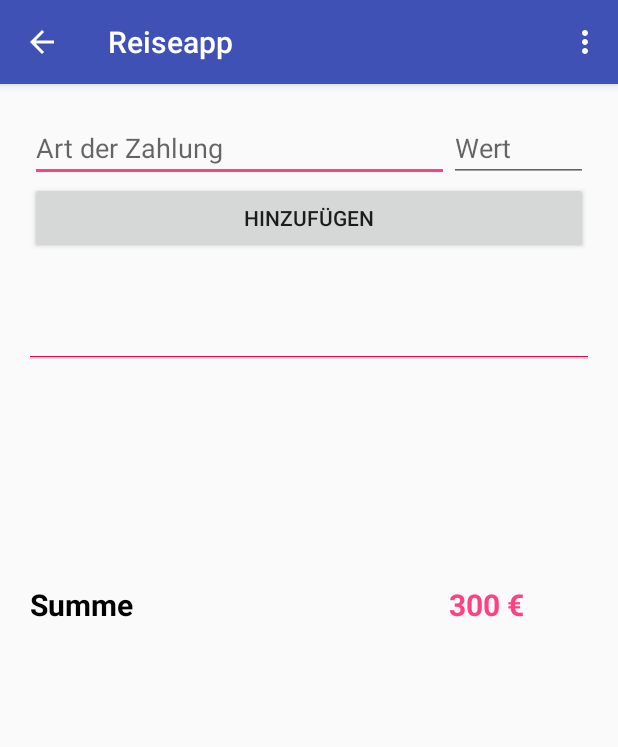
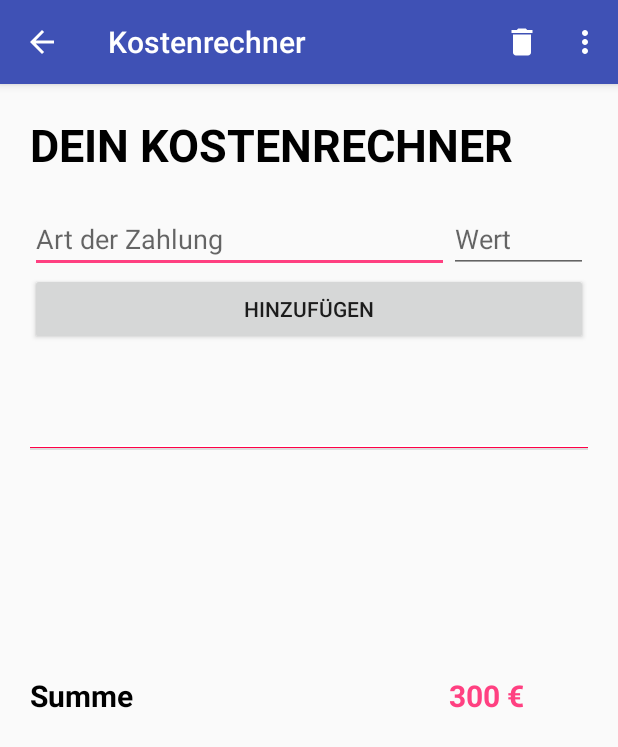
Before and after one commit to Stephfi/TravelAndroid, an Android app: the SpendingCalculator screen opened directly, with no data from a screen before it, after a tap on "HINZUFÜGEN", on a phone screen of 412 x 824 dp. Shown: the top 747 px of the screen. Run offline under Robolectric (Android 15) with nearby library versions, the phone set to English and light mode, and no system bars; our stand-ins replace Room's generated code.

Commit message:
Added functionality to Spending Calculator and database

```diff
--- a/app/src/main/java/com/example/markusbink/travelapp/Database/PackingListDao.java
+++ b/app/src/main/java/com/example/markusbink/travelapp/Database/PackingListDao.java
@@ -17,7 +17,7 @@
     void deleteItem(String item);
 
     @Query("SELECT * FROM packingItems")
-    PackingList_SingleItem[] selectAllItems();
+    PackingList_SingleItem[] selectAllPackingItems();
 
     @Query("DELETE FROM packingItems")
     void deleteAllItems();
--- a/app/src/main/java/com/example/markusbink/travelapp/Database/RoomDatabase.java
+++ b/app/src/main/java/com/example/markusbink/travelapp/Database/RoomDatabase.java
@@ -3,14 +3,16 @@
 import android.arch.persistence.room.Database;
 
 import com.example.markusbink.travelapp.PackingList.PackingList_SingleItem;
+import com.example.markusbink.travelapp.SpendingCalculator.SpendingCalculator_SingleItem;
 
 
-@Database(entities = {PackingList_SingleItem.class}, version = 1, exportSchema = false)
+@Database(entities = {PackingList_SingleItem.class, SpendingCalculator_SingleItem.class}, version = 2, exportSchema = false)
 
 public abstract class RoomDatabase extends android.arch.persistence.room.RoomDatabase {
 
 public abstract PackingListDao packingListInterface();
 
+public abstract SpendingCalculatorDao spendingCalculatorInterface();
 
 
 }
--- /dev/null
+++ b/app/src/main/java/com/example/markusbink/travelapp/Database/SpendingCalculatorDao.java
@@ -0,0 +1,27 @@
+package com.example.markusbink.travelapp.Database;
+
+
+import android.arch.persistence.room.Dao;
+import android.arch.persistence.room.Insert;
+import android.arch.persistence.room.Query;
+
+import com.example.markusbink.travelapp.SpendingCalculator.SpendingCalculator_SingleItem;
+
+@Dao
+public interface SpendingCalculatorDao {
+
+
+    @Insert
+    void insertItem(SpendingCalculator_SingleItem item);
+
+    @Query("DELETE FROM spendingCalculator WHERE itemId = :id")
+    void deleteSpendingItem(int id);
+
+    @Query("SELECT * FROM spendingCalculator")
+    SpendingCalculator_SingleItem[] selectAllSpendingItems();
+
+    @Query("DELETE FROM spendingCalculator")
+    void deleteAllSpendingItems();
+
+
+}
--- a/app/src/main/java/com/example/markusbink/travelapp/SpendingCalculator/SpendingCalculator.java
+++ b/app/src/main/java/com/example/markusbink/travelapp/SpendingCalculator/SpendingCalculator.java
@@ -1,51 +1,61 @@
 package com.example.markusbink.travelapp.SpendingCalculator;
 
+import android.arch.persistence.room.Room;
 import android.content.Context;
-import android.drm.DrmStore;
 import android.os.Bundle;
-import android.support.v7.app.AppCompatActivity;
+import android.util.Log;
+import android.view.Menu;
+import android.view.MenuItem;
 import android.view.View;
 import android.widget.AdapterView;
 import android.widget.Button;
 import android.widget.EditText;
 import android.widget.ListView;
+import android.widget.Toast;
 
 import com.example.markusbink.travelapp.ActionBarActivity;
+import com.example.markusbink.travelapp.Database.RoomDatabase;
+import com.example.markusbink.travelapp.PackingList.PackingList;
+import com.example.markusbink.travelapp.PackingList.PackingList_SingleItem;
 import com.example.markusbink.travelapp.R;
 
 import java.util.ArrayList;
 
 public class SpendingCalculator extends ActionBarActivity {
 
-    EditText editTextLabel, editTextPrice;
-    Button buttonAdd;
-    ArrayList<SpendingCalculator_SingleItem> arrayList = new ArrayList<>();
-    SpendingCalculator_Adapter arrayAdapter;
-    ListView listView;
-    Context context;
+    private static final String TAG = "SpendingCalculator";
+    public static final String DATABASE_NAME = "spendingListDB";
+
+    private EditText editTextLabel, editTextPrice;
+    private Button buttonAdd;
+    private ListView listView;
+    private ArrayList<SpendingCalculator_SingleItem> arrayList = new ArrayList<>();
+    private SpendingCalculator_SingleItem[] spendingList;
+    private SpendingCalculator_Adapter arrayAdapter;
+    private RoomDatabase db;
 
     @Override
     protected void onCreate(Bundle savedInstanceState) {
         super.onCreate(savedInstanceState);
-        setContentView(R.layout.activity_kostenrechner);
+        setContentView(R.layout.activity_spendingcalculator);
+            initDB();
+            initUi();
+            initActionBar();
+            initListeners();
+    }
 
-        editTextLabel = (EditText)findViewById(R.id.editText_label);
-        editTextPrice = (EditText)findViewById(R.id.editText_price);
-        buttonAdd = (Button)findViewById(R.id.button_add_price);
-        listView = (ListView)findViewById(R.id.listView_prices);
+    private RoomDatabase initDB() {
+        db = Room.databaseBuilder(SpendingCalculator.this, RoomDatabase.class, DATABASE_NAME).fallbackToDestructiveMigration().build();
+        return db;
+    }
+
+    private void initListeners() {
 
         buttonAdd.setOnClickListener(new View.OnClickListener() {
             @Override
             public void onClick(View v) {
 
-                String name = editTextLabel.getText().toString();
-                String price = editTextPrice.getText().toString();
-
-                SpendingCalculator_SingleItem newItem = new SpendingCalculator_SingleItem(name, price);
-                arrayList.add(newItem);
-                arrayAdapter = new SpendingCalculator_Adapter(SpendingCalculator.this, R.layout.singleitem_kostenrechner, arrayList);
-                listView.setAdapter(arrayAdapter);
-                arrayAdapter.notifyDataSetChanged();
+                addSingleSpendingToListView();
 
             }
         });
@@ -53,20 +63,181 @@
         listView.setOnItemLongClickListener(new AdapterView.OnItemLongClickListener() {
             @Override
             public boolean onItemLongClick(AdapterView<?> parent, View view, int position, long id) {
-                arrayList.remove(position);
-                arrayAdapter.notifyDataSetChanged();
+
+                removeSingleSpendingFromListView(position);
+                return true;
+            }
+        });
+
+    }
+
+    //Add a single Element to UI and DB
+
+    private void addSingleSpendingToListView() {
+
+        final String labelItem = editTextLabel.getText().toString();
+        final String priceItem = editTextPrice.getText().toString();
+
+        new Thread(new Runnable() {
+            @Override
+            public void run() {
+
+                    final SpendingCalculator_SingleItem spendingItem = new SpendingCalculator_SingleItem(labelItem, priceItem);
+
+                    db.spendingCalculatorInterface().insertItem(spendingItem);
+                Log.d(TAG, "run: addSingleSpendingToView Method called");
+
+                    Log.d(TAG, "run: Item added to Database");
+
+                    runOnUiThread(new Runnable() {
+                        @Override
+                        public void run() {
+
+
+                            addItemToList(spendingItem);
+                            editTextLabel.setText("");
+                            editTextPrice.setText("");
+
+
+                            Log.d(TAG, "run: Item added to ListView");
+                        }
+                    });
+                }
+        }).start();
+    }
+
+    // Remove a single item from database and list
+    private void removeSingleSpendingFromListView(final int position) {
+
+        new Thread(new Runnable() {
+            @Override
+            public void run() {
+
+                final int listViewPosition = position + 1;
+
+                final String itemPosition = String.valueOf(listViewPosition);
+
+                db.spendingCalculatorInterface().deleteSpendingItem(listViewPosition);
+
+                Log.d(TAG, "Item removed from Database");
+
+                runOnUiThread(new Runnable() {
+                    @Override
+                    public void run() {
+                        arrayList.remove(position);
+                        arrayAdapter.notifyDataSetChanged();
+
+                        Log.d(TAG, "Item removed from ListView");
+
+                        Toast.makeText(getApplicationContext(), "Item has been removed", Toast.LENGTH_SHORT).show();
+
+
+
+                    }
+                });
+            }
+        }).start();
+    }
+
+
+    private void addItemToList(SpendingCalculator_SingleItem itemName) {
+        arrayList.add(itemName);
+        arrayAdapter.notifyDataSetChanged();
+    }
+
+    private void removeSingleSpending(int position) {
+        arrayList.remove(position);
+        arrayAdapter.notifyDataSetChanged();
+    }
+
+
+    private void deleteAllListItems() {
+
+        Log.d(TAG, "deleteAllIListItems: deleted");
+
+        new Thread(new Runnable() {
+            @Override
+            public void run() {
+
+
+                db.spendingCalculatorInterface().deleteAllSpendingItems();
+
+                runOnUiThread(new Runnable() {
+                    @Override
+                    public void run() {
+
+                        if(arrayList.size() != 0) {
+
+                            arrayList.clear();
+                            arrayAdapter.notifyDataSetChanged();
+
+                            Toast.makeText(getApplicationContext(), "All Items have been removed", Toast.LENGTH_SHORT).show();
+                        } else {
+                            Toast.makeText(getApplicationContext(), "No Items to remove", Toast.LENGTH_SHORT).show();
+
+                        }
+                    }
+                });
+
+
+            }
+        }).start();
+
+
+
+    }
+
+    private void initUi(){
+        editTextLabel = (EditText)findViewById(R.id.editText_label);
+        editTextPrice = (EditText)findViewById(R.id.editText_price);
+        buttonAdd = (Button)findViewById(R.id.button_add_price);
+        listView = (ListView)findViewById(R.id.listView_prices);
+        arrayAdapter = new SpendingCalculator_Adapter(SpendingCalculator.this, R.layout.singleitem_spendingcalculator, arrayList);
+        listView.setAdapter(arrayAdapter);
+        initSavedItems();
+
+    }
+
+    private void initSavedItems() {
+
+        new Thread(new Runnable() {
+            @Override
+            public void run() {
+
+                spendingList = db.spendingCalculatorInterface().selectAllSpendingItems();
+                for(SpendingCalculator_SingleItem singleItem : spendingList) {
+                    addItemToList(singleItem);
+                }
+
+
+            }
+        }).start();
+
+
+
+    }
+
+    //Change Title
+    private void initActionBar() {
+        getSupportActionBar().setTitle("Kostenrechner");
+    }
+
+    //Set Delete-Icon and OnClickListener for it
+    //Hide PackingList menu item
+    @Override
+    public boolean onPrepareOptionsMenu(Menu menu) {
+        super.onPrepareOptionsMenu(menu);
+        menu.findItem(R.id.packinglist_activity).setVisible(false);
+        menu.findItem(R.id.deleteItems).setVisible(true).setOnMenuItemClickListener(new MenuItem.OnMenuItemClickListener() {
+            @Override
+            public boolean onMenuItemClick(MenuItem item) {
+
+                deleteAllListItems();
 
                 return false;
             }
         });
+        return true;
+    }
 
-
-
-
-
-
-
-
-
-    }
 }
--- a/app/src/main/java/com/example/markusbink/travelapp/SpendingCalculator/SpendingCalculator_SingleItem.java
+++ b/app/src/main/java/com/example/markusbink/travelapp/SpendingCalculator/SpendingCalculator_SingleItem.java
@@ -1,6 +1,16 @@
 package com.example.markusbink.travelapp.SpendingCalculator;
 
+
+import android.arch.persistence.room.Entity;
+import android.arch.persistence.room.PrimaryKey;
+import android.support.annotation.NonNull;
+
+@Entity(tableName ="spendingCalculator")
 public class SpendingCalculator_SingleItem {
+
+    @NonNull
+    @PrimaryKey(autoGenerate = true)
+    private int itemId;
 
     String name;
     String price;
@@ -11,6 +21,14 @@
         this.price = price;
     }
 
+    @NonNull
+    public int getItemId() {
+        return itemId;
+    }
+
+    public void setItemId(@NonNull int itemId) {
+        this.itemId = itemId;
+    }
 
     public String getName() {
         return name;
--- a/app/src/main/res/layout/activity_kostenrechner.xml
+++ b/app/src/main/res/layout/activity_spendingcalculator.xml
@@ -6,6 +6,17 @@
     android:orientation="vertical"
     android:padding="20dp"
     tools:context=".SpendingCalculator.SpendingCalculator">
+
+    <TextView
+        android:layout_width="match_parent"
+        android:layout_height="wrap_content"
+        android:text="Dein Kostenrechner"
+        android:textSize="30sp"
+        android:textStyle="bold"
+        android:textAllCaps="true"
+        android:textColor="#000"
+        android:layout_marginBottom="20dp"
+        />
 
     <LinearLayout
         android:layout_width="match_parent"
--- a/app/src/main/res/menu/main_menu.xml
+++ b/app/src/main/res/menu/main_menu.xml
@@ -16,16 +16,11 @@
         app:showAsAction="never"
         />
 
-    <item android:id="@+id/packliste_activity"
+    <item android:id="@+id/packinglist_activity"
         android:title="Packliste"
         app:showAsAction="never"/>
 
-    <item android:id="@+id/singlevacation_activity"
-        android:title="Single Vacation Activity"
-        app:showAsAction="never"
-        />
-
-    <item android:id="@+id/kostenrechner_activity"
+    <item android:id="@+id/spendingcalculator_activity"
         android:title="Kostenrechner"
         app:showAsAction="never"
         />
```
Also changed, not shown: app/src/main/java/com/example/markusbink/travelapp/ActionBarActivity.java (+2 -7 lines), app/src/main/java/com/example/markusbink/travelapp/MainActivity.java (+8 -0 lines), app/src/main/java/com/example/markusbink/travelapp/PackingList/PackingList.java (+6 -5 lines), app/src/main/java/com/example/markusbink/travelapp/SingleVacationActivity.java (+2 -37 lines), app/src/main/res/layout/singleitem_spendingcalculator.xml (renamed from app/src/main/res/layout/singleitem_kostenrechner.xml).
